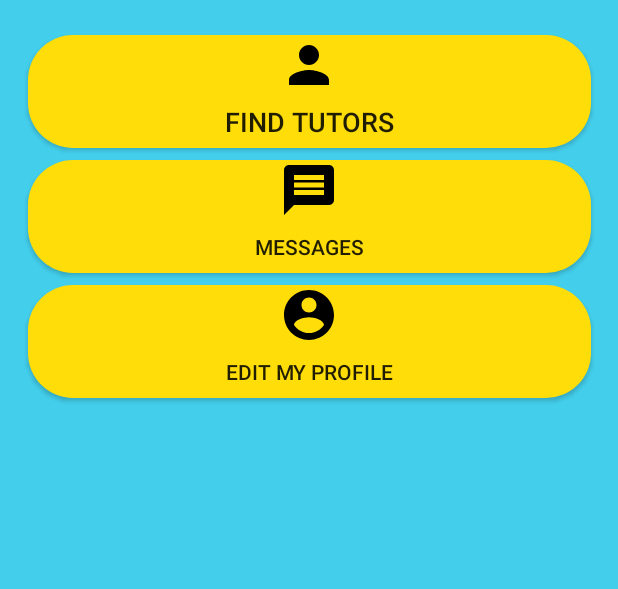
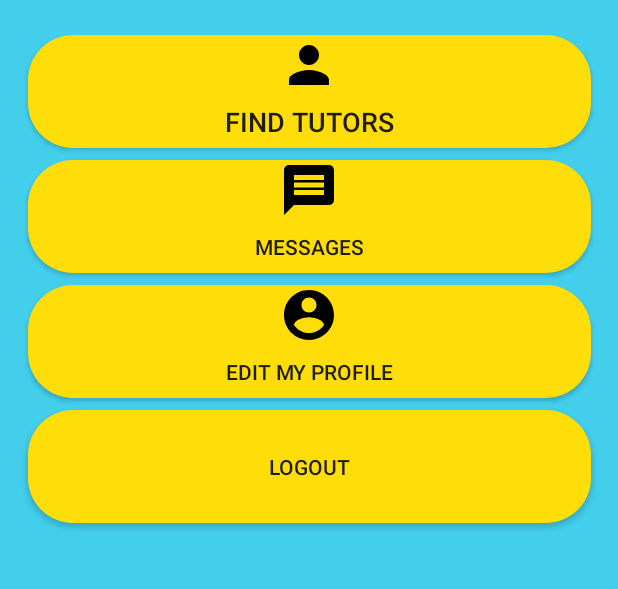
Before and after one commit to ArmandoV15/TutorMe, an Android app: the MainActivity screen opened directly, with no data from a screen before it, on a phone screen of 412 x 824 dp, the part 549-1138 px from its top. Run offline under Robolectric (Android 15) with nearby library versions, the phone set to English and light mode, and no system bars; our stand-ins replace Firebase (no records; nobody signed in at launch, a user with empty details on screens opened directly).

Commit message:
logout button added

```diff
--- a/app/src/main/java/com/example/tutorme/MainActivity.java
+++ b/app/src/main/java/com/example/tutorme/MainActivity.java
@@ -23,6 +23,7 @@ public class MainActivity extends AppCompatActivity {
         Button seeTutorsBtn = (Button) findViewById(R.id.findTutorsButton);
         Button inboxBtn = (Button) findViewById(R.id.inboxButton);
         Button profileBtn = (Button) findViewById(R.id.profileButton);
+        Button logoutBtn = (Button) findViewById(R.id.logoutButton);
 
         seeTutorsBtn.setOnClickListener(new View.OnClickListener() {
             @Override
@@ -48,6 +49,14 @@ public class MainActivity extends AppCompatActivity {
             }
         });
 
+        logoutBtn.setOnClickListener(new View.OnClickListener() {
+            @Override
+            public void onClick(View view) {
+                FirebaseAuth.getInstance().signOut();
+                finish();
+            }
+        });
+
 
     }
 
--- a/app/src/main/res/layout/activity_main.xml
+++ b/app/src/main/res/layout/activity_main.xml
@@ -66,4 +66,17 @@
         app:layout_constraintStart_toStartOf="parent"
         app:layout_constraintTop_toBottomOf="@+id/inboxButton" />
 
+    <Button
+        android:id="@+id/logoutButton"
+        android:layout_width="375dp"
+        android:layout_height="75dp"
+        android:layout_marginStart="8dp"
+        android:layout_marginTop="8dp"
+        android:layout_marginEnd="8dp"
+        android:background="@drawable/capsule"
+        android:text="Logout"
+        app:layout_constraintEnd_toEndOf="parent"
+        app:layout_constraintStart_toStartOf="parent"
+        app:layout_constraintTop_toBottomOf="@+id/profileButton" />
+
 </androidx.constraintlayout.widget.ConstraintLayout>
```
